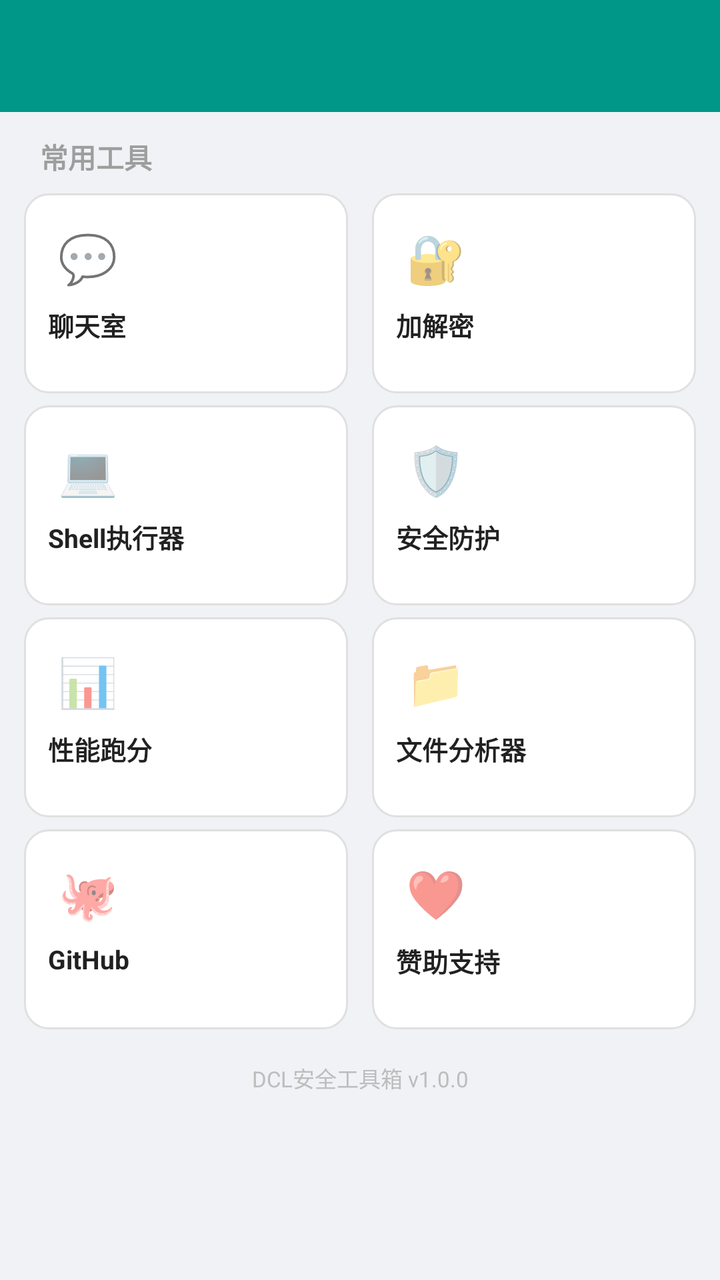
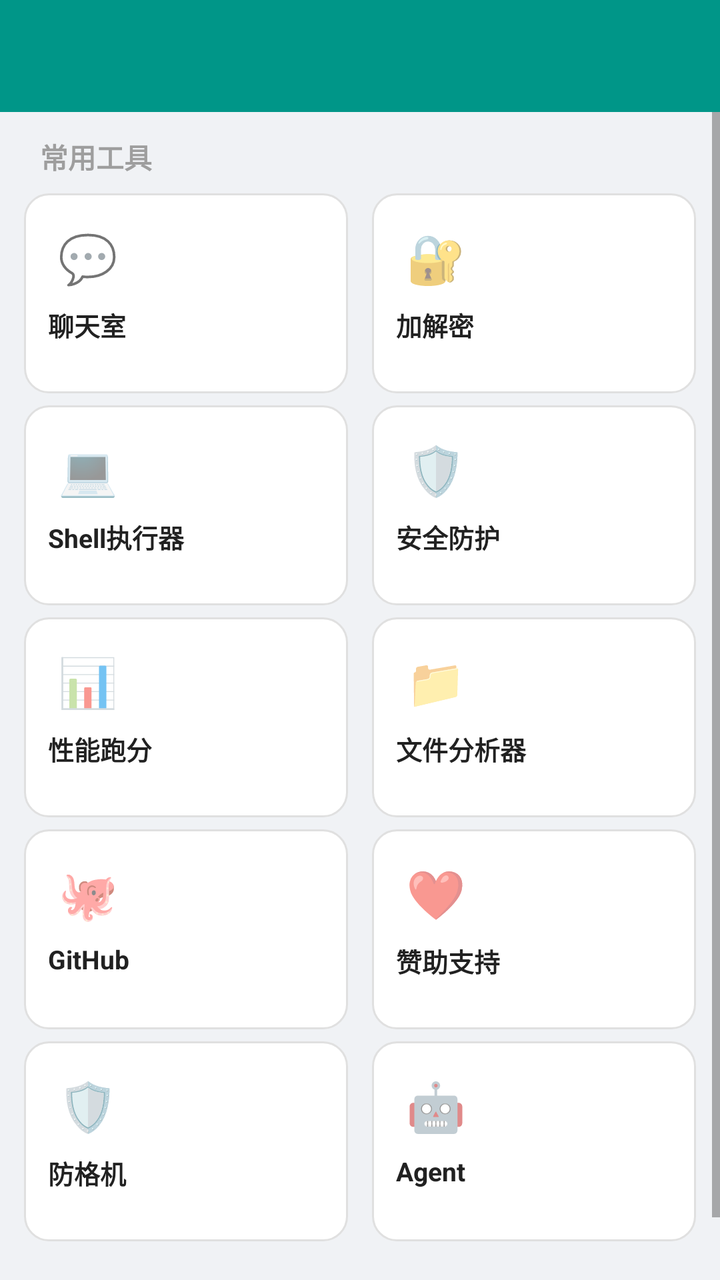

Two renders of the same Android screen: before a commit and after it. Below are the layout's source before the change and the commit's diff.
<!-- AndroidManifest.xml: application theme AppTheme -->
<!-- res/layout/activity_main.xml -->
<?xml version="1.0" encoding="utf-8"?>
<LinearLayout xmlns:android="http://schemas.android.com/apk/res/android"
    xmlns:app="http://schemas.android.com/apk/res-auto"
    android:layout_width="match_parent"
    android:layout_height="match_parent"
    android:orientation="vertical"
    android:background="#F0F2F5">

    
    <com.google.android.material.appbar.AppBarLayout
        android:layout_width="match_parent"
        android:layout_height="wrap_content"
        android:theme="@style/ThemeOverlay.AppCompat.Dark.ActionBar">

        <androidx.appcompat.widget.Toolbar
            android:id="@+id/toolbar"
            android:layout_width="match_parent"
            android:layout_height="?attr/actionBarSize"
            android:title="DCL工具"
            app:popupTheme="@style/ThemeOverlay.AppCompat.Light"/>

    </com.google.android.material.appbar.AppBarLayout>

    <ScrollView
        android:layout_width="match_parent"
        android:layout_height="match_parent"
        android:fillViewport="true">

        <LinearLayout
            android:layout_width="match_parent"
            android:layout_height="wrap_content"
            android:orientation="vertical"
            android:padding="12dp">

            
            <TextView
                android:layout_width="match_parent"
                android:layout_height="wrap_content"
                android:text="常用工具"
                android:textSize="14sp"
                android:textStyle="bold"
                android:textColor="#9E9E9E"
                android:paddingStart="8dp"
                android:paddingBottom="8dp"/>

            
            <LinearLayout
                android:layout_width="match_parent"
                android:layout_height="wrap_content"
                android:orientation="horizontal">

                <LinearLayout
                    android:id="@+id/card_chat"
                    android:layout_width="0dp"
                    android:layout_height="100dp"
                    android:layout_weight="1"
                    android:orientation="vertical"
                    android:background="@drawable/card_bg"
                    android:padding="12dp"
                    android:clickable="true"
                    android:focusable="true"
                    android:layout_marginEnd="6dp">

                    <TextView
                        android:layout_width="40dp"
                        android:layout_height="40dp"
                        android:text="💬"
                        android:textSize="24sp"
                        android:gravity="center"/>

                    <TextView
                        android:layout_width="match_parent"
                        android:layout_height="wrap_content"
                        android:text="聊天室"
                        android:textSize="13sp"
                        android:textStyle="bold"
                        android:textColor="#212121"
                        android:layout_marginTop="4dp"
                        android:singleLine="true"/>

                </LinearLayout>

                <LinearLayout
                    android:id="@+id/card_crypto"
                    android:layout_width="0dp"
                    android:layout_height="100dp"
                    android:layout_weight="1"
                    android:orientation="vertical"
                    android:background="@drawable/card_bg"
                    android:padding="12dp"
                    android:clickable="true"
                    android:focusable="true"
                    android:layout_marginStart="6dp">

                    <TextView
                        android:layout_width="40dp"
                        android:layout_height="40dp"
                        android:text="🔐"
                        android:textSize="24sp"
                        android:gravity="center"/>

                    <TextView
                        android:layout_width="match_parent"
                        android:layout_height="wrap_content"
                        android:text="加解密"
                        android:textSize="13sp"
                        android:textStyle="bold"
                        android:textColor="#212121"
                        android:layout_marginTop="4dp"
                        android:singleLine="true"/>

                </LinearLayout>

            </LinearLayout>

            
            <LinearLayout
                android:layout_width="match_parent"
                android:layout_height="wrap_content"
                android:orientation="horizontal"
                android:layout_marginTop="6dp">

                <LinearLayout
                    android:id="@+id/card_shell"
                    android:layout_width="0dp"
                    android:layout_height="100dp"
                    android:layout_weight="1"
                    android:orientation="vertical"
                    android:background="@drawable/card_bg"
                    android:padding="12dp"
                    android:clickable="true"
                    android:focusable="true"
                    android:layout_marginEnd="6dp">

                    <TextView
                        android:layout_width="40dp"
                        android:layout_height="40dp"
                        android:text="💻"
                        android:textSize="24sp"
                        android:gravity="center"/>

                    <TextView
                        android:layout_width="match_parent"
                        android:layout_height="wrap_content"
                        android:text="Shell执行器"
                        android:textSize="13sp"
                        android:textStyle="bold"
                        android:textColor="#212121"
                        android:layout_marginTop="4dp"
                        android:singleLine="true"/>

                </LinearLayout>

                <LinearLayout
                    android:id="@+id/card_security"
                    android:layout_width="0dp"
                    android:layout_height="100dp"
                    android:layout_weight="1"
                    android:orientation="vertical"
                    android:background="@drawable/card_bg"
                    android:padding="12dp"
                    android:clickable="true"
                    android:focusable="true"
                    android:layout_marginStart="6dp">

                    <TextView
                        android:layout_width="40dp"
                        android:layout_height="40dp"
                        android:text="🛡️"
                        android:textSize="24sp"
                        android:gravity="center"/>

                    <TextView
                        android:layout_width="match_parent"
                        android:layout_height="wrap_content"
                        android:text="安全防护"
                        android:textSize="13sp"
                        android:textStyle="bold"
                        android:textColor="#212121"
                        android:layout_marginTop="4dp"
                        android:singleLine="true"/>

                </LinearLayout>

            </LinearLayout>

            
            <LinearLayout
                android:layout_width="match_parent"
                android:layout_height="wrap_content"
                android:orientation="horizontal"
                android:layout_marginTop="6dp">

                <LinearLayout
                    android:id="@+id/card_benchmark"
                    android:layout_width="0dp"
                    android:layout_height="100dp"
                    android:layout_weight="1"
                    android:orientation="vertical"
                    android:background="@drawable/card_bg"
                    android:padding="12dp"
                    android:clickable="true"
                    android:focusable="true"
                    android:layout_marginEnd="6dp">

                    <TextView
                        android:layout_width="40dp"
                        android:layout_height="40dp"
                        android:text="📊"
                        android:textSize="24sp"
                        android:gravity="center"/>

                    <TextView
                        android:layout_width="match_parent"
                        android:layout_height="wrap_content"
                        android:text="性能跑分"
                        android:textSize="13sp"
                        android:textStyle="bold"
                        android:textColor="#212121"
                        android:layout_marginTop="4dp"
                        android:singleLine="true"/>

                </LinearLayout>

                <LinearLayout
                    android:id="@+id/card_file_analyzer"
                    android:layout_width="0dp"
                    android:layout_height="100dp"
                    android:layout_weight="1"
                    android:orientation="vertical"
                    android:background="@drawable/card_bg"
                    android:padding="12dp"
                    android:clickable="true"
                    android:focusable="true"
                    android:layout_marginStart="6dp">

                    <TextView
                        android:layout_width="40dp"
                        android:layout_height="40dp"
                        android:text="📁"
                        android:textSize="24sp"
                        android:gravity="center"/>

                    <TextView
                        android:layout_width="match_parent"
                        android:layout_height="wrap_content"
                        android:text="文件分析器"
                        android:textSize="13sp"
                        android:textStyle="bold"
                        android:textColor="#212121"
                        android:layout_marginTop="4dp"
                        android:singleLine="true"/>

                </LinearLayout>

            </LinearLayout>

            
            <LinearLayout
                android:layout_width="match_parent"
                android:layout_height="wrap_content"
                android:orientation="horizontal"
                android:layout_marginTop="6dp">

                <LinearLayout
                    android:id="@+id/card_github"
                    android:layout_width="0dp"
                    android:layout_height="100dp"
                    android:layout_weight="1"
                    android:orientation="vertical"
                    android:background="@drawable/card_bg"
                    android:padding="12dp"
                    android:clickable="true"
                    android:focusable="true"
                    android:layout_marginEnd="6dp">

                    <TextView
                        android:layout_width="40dp"
                        android:layout_height="40dp"
                        android:text="🐙"
                        android:textSize="24sp"
                        android:gravity="center"/>

                    <TextView
                        android:layout_width="match_parent"
                        android:layout_height="wrap_content"
                        android:text="GitHub"
                        android:textSize="13sp"
                        android:textStyle="bold"
                        android:textColor="#212121"
                        android:layout_marginTop="4dp"
                        android:singleLine="true"/>

                </LinearLayout>

                <LinearLayout
                    android:id="@+id/card_sponsor"
                    android:layout_width="0dp"
                    android:layout_height="100dp"
                    android:layout_weight="1"
                    android:orientation="vertical"
                    android:background="@drawable/card_bg"
                    android:padding="12dp"
                    android:clickable="true"
                    android:focusable="true"
                    android:layout_marginStart="6dp">

                    <TextView
                        android:layout_width="40dp"
                        android:layout_height="40dp"
                        android:text="❤️"
                        android:textSize="24sp"
                        android:gravity="center"/>

                    <TextView
                        android:layout_width="match_parent"
                        android:layout_height="wrap_content"
                        android:text="赞助支持"
                        android:textSize="13sp"
                        android:textStyle="bold"
                        android:textColor="#212121"
                        android:layout_marginTop="4dp"
                        android:singleLine="true"/>

                </LinearLayout>

            </LinearLayout>

            
            <TextView
                android:layout_width="match_parent"
                android:layout_height="wrap_content"
                android:text="DCL安全工具箱 v1.0.0"
                android:textSize="11sp"
                android:textColor="#BDBDBD"
                android:gravity="center"
                android:layout_marginTop="16dp"
                android:paddingBottom="8dp"/>

        </LinearLayout>

    </ScrollView>

</LinearLayout>
<!-- resources referenced by this layout -->
<resources>
  <!-- drawable card_bg (drawable) -->
  <?xml version="1.0" encoding="utf-8"?>
  <shape xmlns:android="http://schemas.android.com/apk/res/android">
      <solid android:color="#FFFFFF"/>
      <corners android:radius="12dp"/>
      <stroke android:width="1dp" android:color="#E0E0E0"/>
  </shape>
  <style name="AppTheme" parent="Theme.AppCompat.Light.NoActionBar">
          
          <item name="colorPrimary">@color/colorPrimary</item>
          <item name="colorPrimaryDark">@color/colorPrimaryDark</item>
          <item name="colorAccent">@color/colorAccent</item>
      </style>
  <color name="colorPrimary">#009688</color>
  <color name="colorPrimaryDark">#00796B</color>
  <color name="colorAccent">#FF9800</color>
</resources>

<!-- the commit's change to res/layout/activity_main.xml (unified diff, before → after) -->
@@ -327,6 +327,77 @@
             </LinearLayout>
 
             
+            <LinearLayout
+                android:layout_width="match_parent"
+                android:layout_height="wrap_content"
+                android:orientation="horizontal"
+                android:layout_marginTop="6dp">
+
+                <LinearLayout
+                    android:id="@+id/card_antibrick"
+                    android:layout_width="0dp"
+                    android:layout_height="100dp"
+                    android:layout_weight="1"
+                    android:orientation="vertical"
+                    android:background="@drawable/card_bg"
+                    android:padding="12dp"
+                    android:clickable="true"
+                    android:focusable="true"
+                    android:layout_marginEnd="6dp">
+
+                    <TextView
+                        android:layout_width="40dp"
+                        android:layout_height="40dp"
+                        android:text="🛡️"
+                        android:textSize="24sp"
+                        android:gravity="center"/>
+
+                    <TextView
+                        android:layout_width="match_parent"
+                        android:layout_height="wrap_content"
+                        android:text="防格机"
+                        android:textSize="13sp"
+                        android:textStyle="bold"
+                        android:textColor="#212121"
+                        android:layout_marginTop="4dp"
+                        android:singleLine="true"/>
+
+                </LinearLayout>
+
+                <LinearLayout
+                    android:id="@+id/card_agent"
+                    android:layout_width="0dp"
+                    android:layout_height="100dp"
+                    android:layout_weight="1"
+                    android:orientation="vertical"
+                    android:background="@drawable/card_bg"
+                    android:padding="12dp"
+                    android:clickable="true"
+                    android:focusable="true"
+                    android:layout_marginStart="6dp">
+
+                    <TextView
+                        android:layout_width="40dp"
+                        android:layout_height="40dp"
+                        android:text="🤖"
+                        android:textSize="24sp"
+                        android:gravity="center"/>
+
+                    <TextView
+                        android:layout_width="match_parent"
+                        android:layout_height="wrap_content"
+                        android:text="Agent"
+                        android:textSize="13sp"
+                        android:textStyle="bold"
+                        android:textColor="#212121"
+                        android:layout_marginTop="4dp"
+                        android:singleLine="true"/>
+
+                </LinearLayout>
+
+            </LinearLayout>
+
+            
             <TextView
                 android:layout_width="match_parent"
                 android:layout_height="wrap_content"
